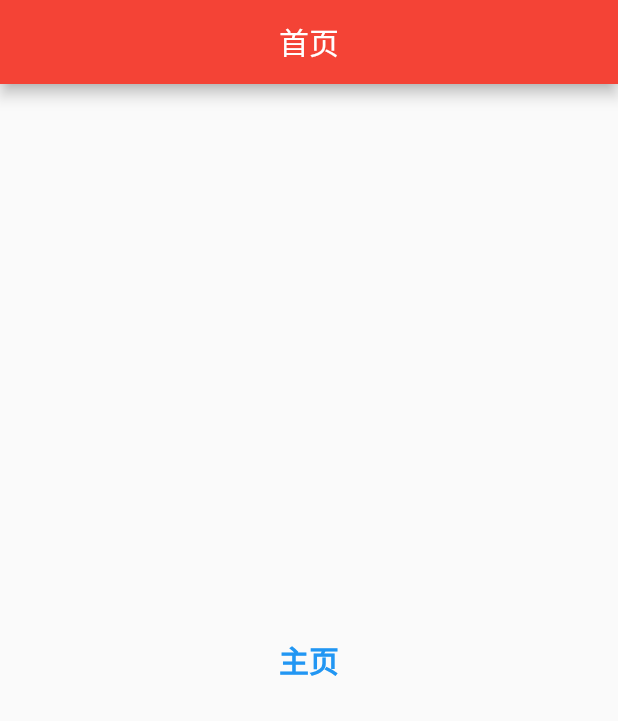
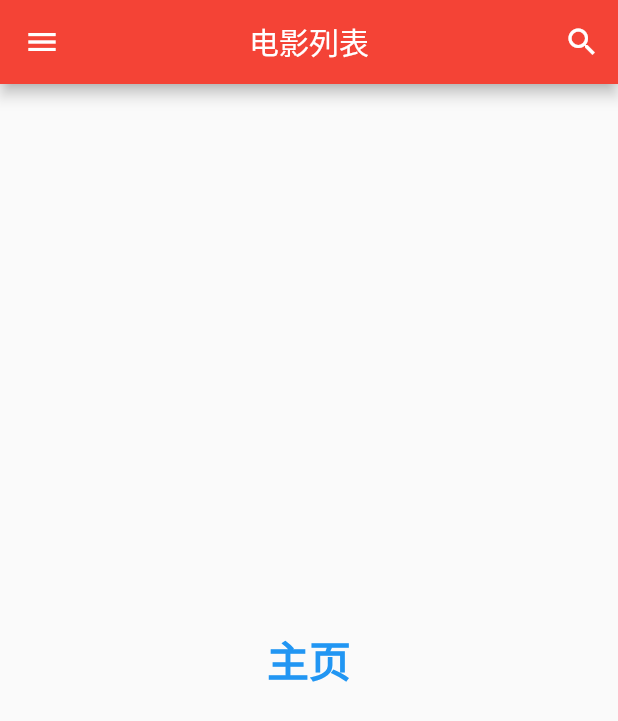
Before and after one commit to wd-wd/flutter-simple-pj, a Flutter app: the screen it shows after launch, on a phone screen of 412 x 824 dp. Shown: the top 721 px of the screen. Run offline on Flutter 3.47's test engine with Material 2 defaults, Android fonts, the phone set to English and light mode, and no system bars.

Commit message:
添加侧边栏

```diff
--- a/lib/main.dart
+++ b/lib/main.dart
@@ -1,4 +1,5 @@
 import 'package:flutter/material.dart';
+
 void main() => runApp(MyApp());
 
 class MyApp extends StatelessWidget {
@@ -6,35 +7,48 @@ class MyApp extends StatelessWidget {
   @override
   Widget build(BuildContext context) {
     return MaterialApp(
-      title: 'Flutter Demo',
-      theme: ThemeData(
-        primarySwatch: Colors.red,
-      ),
-      home: Scaffold(
-        appBar: AppBar(
-          title: Container(
-            alignment: Alignment.center,
-            child: Text('首页'),
-          ),
+        title: 'Flutter Demo',
+        theme: ThemeData(
+          primarySwatch: Colors.red,
         ),
-        body: Center(
-          child: Text('主页',
-            style: TextStyle(
-                color: Colors.blue,
-                fontWeight: FontWeight.w700,
-                fontSize: 20.0
-            ),
-          ),
-        ),
-      ),
-    );
+        home: CommonTitle());
   }
 }
 
 class CommonTitle extends StatelessWidget {
   @override
   Widget build(BuildContext context) {
-    return build(context);
+    return Scaffold(
+      appBar: AppBar(
+        title: Text('电影列表'),
+        centerTitle: true,
+        //右侧行为按钮
+        actions: <Widget>[
+          IconButton(icon: Icon(Icons.search), onPressed: () {})
+        ],
+      ),
+      //注意脚手架带的组件，不在appbar中可以看源码tips:在appBar中加了actions
+      // 后endDrawer不显示,加上leading后drawer不显示
+      drawer: Drawer(//左边栏
 
+      ),
+      endDrawer: Drawer(//右边栏
+
+      ),
+      body: MyContent(),
+    );
   }
 }
+
+class MyContent extends StatelessWidget {
+  @override
+  Widget build(BuildContext context) {
+    return Center(
+      child: Text(
+        '主页',
+        style: TextStyle(
+            color: Colors.blue, fontSize: 28.0, fontWeight: FontWeight.w700),
+      ),
+    );
+  }
+}
```
